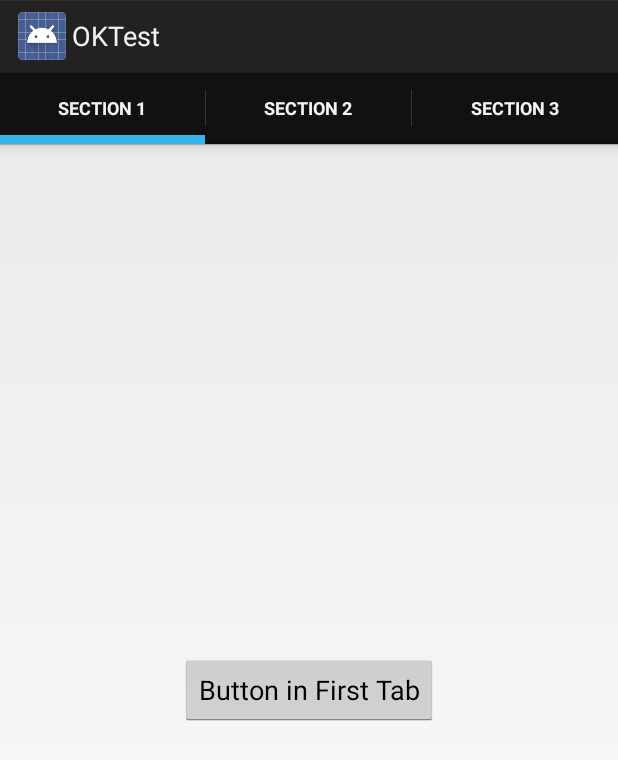
After one commit to ridsync/OKTest, an Android app: the fragment ViewPagerFragment shown on its own in the app's theme, on a phone screen of 412 x 824 dp. The commit adds this screen. Shown: the top 760 px of the screen. Run offline under Robolectric (Android 15) with nearby library versions, the phone set to English and light mode, and no system bars; 1 statement that could not run was skipped.

Commit message:
test commit 22

```diff
--- /dev/null
+++ b/app/src/main/java/com/example/test/oktest/Tab1.java
@@ -0,0 +1,44 @@
+package com.example.test.oktest;
+
+import android.annotation.SuppressLint;
+import android.content.Context;
+import android.content.Intent;
+import android.net.Uri;
+import android.os.Bundle;
+import android.support.v4.app.Fragment;
+import android.view.LayoutInflater;
+import android.view.View;
+import android.view.View.OnClickListener;
+import android.view.ViewGroup;
+import android.widget.Button;
+
+@SuppressLint("ValidFragment")
+public class Tab1 extends Fragment {
+		Context mContext;
+
+		public Tab1(Context context) {
+			mContext = context;
+		}
+
+		@Override
+		public View onCreateView(LayoutInflater inflater,
+				ViewGroup container, Bundle savedInstanceState) {
+			View view = inflater.inflate(R.layout.activity_tab1, null);
+
+			Button button1;
+			button1 = (Button) view.findViewById(R.id.button1);
+
+			button1.setOnClickListener(new OnClickListener() {
+				@Override
+				public void onClick(View v) {
+					// TODO Auto-generated method stub
+					Uri uri = Uri.parse("http://whdghks913.tistory.com");
+			    	Intent it  = new Intent(Intent.ACTION_VIEW,uri);
+			    	startActivity(it);
+				}
+	    	});
+
+	    	return view;
+		}
+
+}
--- /dev/null
+++ b/app/src/main/java/com/example/test/oktest/Tab2.java
@@ -0,0 +1,27 @@
+package com.example.test.oktest;
+
+import android.annotation.SuppressLint;
+import android.content.Context;
+import android.os.Bundle;
+import android.support.v4.app.Fragment;
+import android.view.LayoutInflater;
+import android.view.View;
+import android.view.ViewGroup;
+
+@SuppressLint("ValidFragment")
+public class Tab2 extends Fragment {
+		Context mContext;
+
+		public Tab2(Context context) {
+			mContext = context;
+		}
+
+		@Override
+		public View onCreateView(LayoutInflater inflater,
+				ViewGroup container, Bundle savedInstanceState) {
+			View view = inflater.inflate(R.layout.activity_tab2, null);
+
+	    	return view;
+		}
+
+}
--- /dev/null
+++ b/app/src/main/java/com/example/test/oktest/ViewPagerFragment.java
@@ -0,0 +1,155 @@
+package com.example.test.oktest;
+
+import android.app.ActionBar;
+import android.app.Activity;
+import android.app.FragmentTransaction;
+import android.content.Context;
+import android.os.Bundle;
+import android.support.annotation.Nullable;
+import android.support.v4.app.Fragment;
+import android.support.v4.app.FragmentManager;
+import android.support.v4.app.FragmentPagerAdapter;
+import android.support.v4.view.ViewPager;
+import android.view.LayoutInflater;
+import android.view.View;
+import android.view.ViewGroup;
+
+import java.util.Locale;
+
+/**
+ * Created by ojungwon on 2014-10-01.
+ */
+public class ViewPagerFragment extends Fragment implements
+        ActionBar.TabListener{
+
+
+    /**
+     * The {@link android.support.v4.view.PagerAdapter} that will provide
+     * fragments for each of the sections. We use a
+     * {@link android.support.v4.app.FragmentPagerAdapter} derivative, which
+     * will keep every loaded fragment in memory. If this becomes too memory
+     * intensive, it may be best to switch to a
+     * {@link android.support.v4.app.FragmentStatePagerAdapter}.
+     */
+    SectionsPagerAdapter mSectionsPagerAdapter;
+
+    /**
+     * The {@link ViewPager} that will host the section contents.
+     */
+    ViewPager mViewPager;
+
+    @Override
+    public View onCreateView(LayoutInflater inflater, @Nullable ViewGroup container, @Nullable Bundle savedInstanceState) {
+
+        View rootView = inflater.inflate(R.layout.viewpager_fragment, null);
+
+        // Set up the action bar.
+        final ActionBar actionBar = getActivity().getActionBar();
+        actionBar.removeAllTabs();
+        actionBar.setNavigationMode(ActionBar.NAVIGATION_MODE_TABS);
+
+        // Create the adapter that will return a fragment for each of the three
+        // primary sections of the app.
+        mSectionsPagerAdapter = new SectionsPagerAdapter(
+                getActivity().getApplicationContext(), getActivity().getSupportFragmentManager());
+
+        // Set up the ViewPager with the sections adapter.
+        mViewPager = (ViewPager) rootView.findViewById(R.id.pager);
+        mViewPager.setAdapter(mSectionsPagerAdapter);
+
+        // When swiping between different sections, select the corresponding
+        // tab. We can also use ActionBar.Tab#select() to do this if we have
+        // a reference to the Tab.
+        mViewPager
+                .setOnPageChangeListener(new ViewPager.SimpleOnPageChangeListener() {
+                    @Override
+                    public void onPageSelected(int position) {
+                        actionBar.setSelectedNavigationItem(position);
+                    }
+                });
+
+        // For each of the sections in the app, add a tab to the action bar.
+        for (int i = 0; i < mSectionsPagerAdapter.getCount(); i++) {
+            // Create a tab with text corresponding to the page title defined by
+            // the adapter. Also specify this Activity object, which implements
+            // the TabListener interface, as the callback (listener) for when
+            // this tab is selected.
+            actionBar.addTab(actionBar.newTab()
+                    .setText(mSectionsPagerAdapter.getPageTitle(i))
+                    .setTabListener(this));
+        }
+        return  rootView;
+    }
+
+    @Override
+    public void onTabSelected(ActionBar.Tab tab,
+                              FragmentTransaction fragmentTransaction) {
+        // When the given tab is selected, switch to the corresponding page in
+        // the ViewPager.
+        mViewPager.setCurrentItem(tab.getPosition());
+    }
+
+    @Override
+    public void onTabUnselected(ActionBar.Tab tab,
+                                FragmentTransaction fragmentTransaction) {
+    }
+
+    @Override
+    public void onTabReselected(ActionBar.Tab tab,
+                                FragmentTransaction fragmentTransaction) {
+    }
+
+    /**
+     * A {@link FragmentPagerAdapter} that returns a fragment corresponding to
+     * one of the sections/tabs/pages.
+     */
+    public class SectionsPagerAdapter extends FragmentPagerAdapter {
+        Context mContext;
+
+        public SectionsPagerAdapter(Context mContext, FragmentManager fm) {
+            super(fm);
+            this.mContext = mContext;
+        }
+
+        @Override
+        public Fragment getItem(int position) {
+            // getItem is called to instantiate the fragment for the given page.
+            // Return a DummySectionFragment (defined as a static inner class
+            // below) with the page number as its lone argument.
+            switch (position) {
+                case 0:
+                    return new Tab1(mContext);
+                case 1:
+                    return new Tab2(mContext);
+                case 2:
+                    return new Tab3(mContext);
+            }
+            return null;
+        }
+
+        @Override
+        public int getCount() {
+            // Show 3 total pages.
+            return 3;
+        }
+
+        @Override
+        public CharSequence getPageTitle(int position) {
+            Locale l = Locale.getDefault();
+            switch (position) {
+                case 0:
+                    return getString(R.string.title_section1).toUpperCase(l);
+                case 1:
+                    return getString(R.string.title_section2).toUpperCase(l);
+                case 2:
+                    return getString(R.string.title_section3).toUpperCase(l);
+            }
+            return null;
+        }
+    }
+    @Override
+    public void onAttach(Activity activity) {
+        super.onAttach(activity);
+        ((NavigationActivity) activity).onSectionAttached( 4 );
+    }
+}
--- /dev/null
+++ b/app/src/main/res/layout/activity_tab1.xml
@@ -0,0 +1,19 @@
+<RelativeLayout xmlns:android="http://schemas.android.com/apk/res/android"
+    xmlns:tools="http://schemas.android.com/tools"
+    android:layout_width="match_parent"
+    android:layout_height="match_parent"
+    android:paddingBottom="@dimen/activity_vertical_margin"
+    android:paddingLeft="@dimen/activity_horizontal_margin"
+    android:paddingRight="@dimen/activity_horizontal_margin"
+    android:paddingTop="@dimen/activity_vertical_margin"
+    tools:context=".Tab1" >
+
+    <Button
+        android:id="@+id/button1"
+        android:layout_width="wrap_content"
+        android:layout_height="wrap_content"
+        android:layout_centerHorizontal="true"
+        android:layout_centerVertical="true"
+        android:text="@string/tab1_button" />
+
+</RelativeLayout>
--- /dev/null
+++ b/app/src/main/res/layout/viewpager_fragment.xml
@@ -0,0 +1,6 @@
+<android.support.v4.view.ViewPager xmlns:android="http://schemas.android.com/apk/res/android"
+    xmlns:tools="http://schemas.android.com/tools"
+    android:id="@+id/pager"
+    android:layout_width="match_parent"
+    android:layout_height="match_parent"
+    tools:context=".NavigationActivity" />
```
Also changed, not shown: app/src/main/java/com/example/test/oktest/NavigationActivity.java (+71 -12 lines), app/src/main/java/com/example/test/oktest/NavigationDrawerFragment.java (+2 -1 lines), app/src/main/java/com/example/test/oktest/Tab3.java (added, +27 -0 lines), app/src/main/res/layout/activity_tab2.xml (added, +19 -0 lines), app/src/main/res/layout/activity_tab3.xml (added, +19 -0 lines), app/src/main/res/values/strings.xml (+9 -0 lines).
